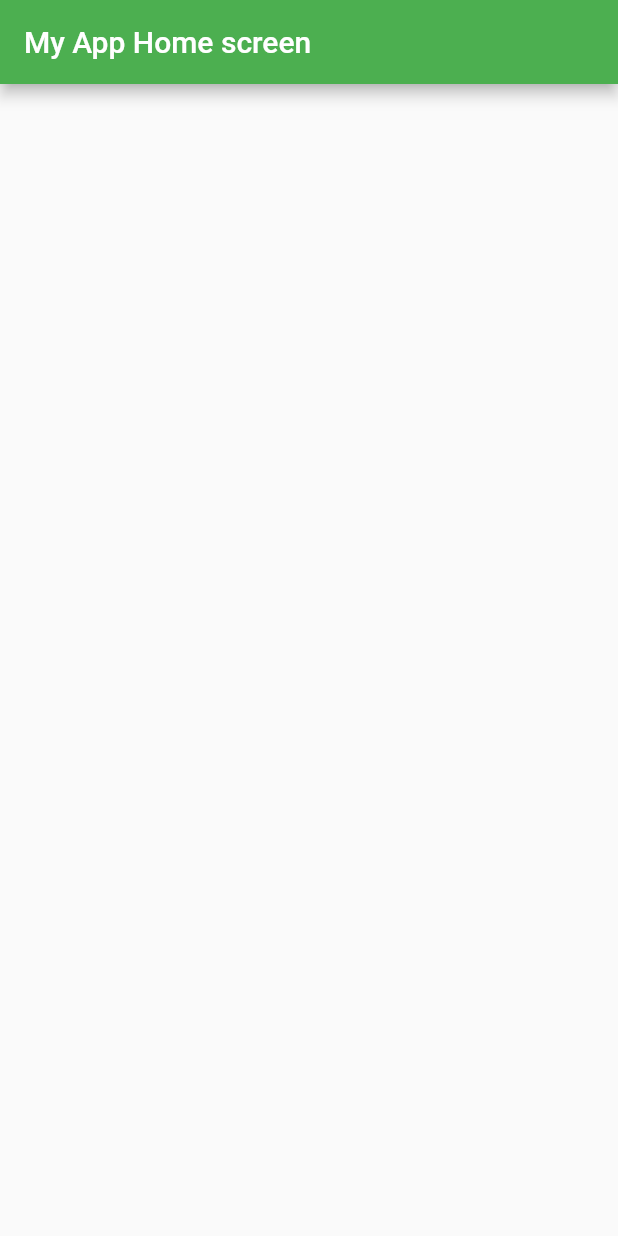
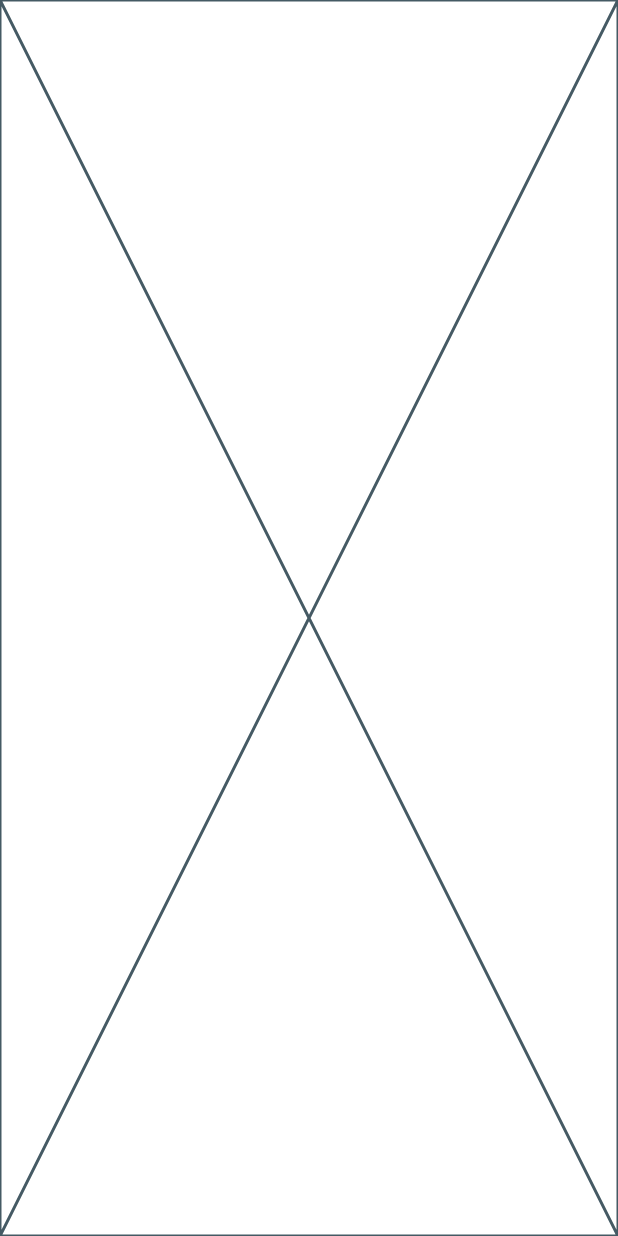
Before and after one commit to juanluiscr27/flutter-app, a Flutter app: the screen it shows after launch, on a phone screen of 412 x 824 dp. Run offline on Flutter 3.47's test engine with Material 2 defaults, Android fonts, the phone set to English and light mode, and no system bars.

Commit message:
Added a stateless widget

```diff
--- a/lib/main.dart
+++ b/lib/main.dart
@@ -14,15 +14,6 @@ class MyFlutterApp extends StatelessWidget {
   // rebuild the UI
   @override
   Widget build(BuildContext context) {
-    // Is the root of the application. Allow to configure Themes and Routes
-    return MaterialApp(
-      // Allow to build screens with common UI elements
-      home: Scaffold(
-        // Top App bar
-        appBar: AppBar(
-            backgroundColor: Colors.green,
-            title: const Text("My App Home screen")),
-      ),
-    );
+    return const Placeholder();
   }
 }
```
